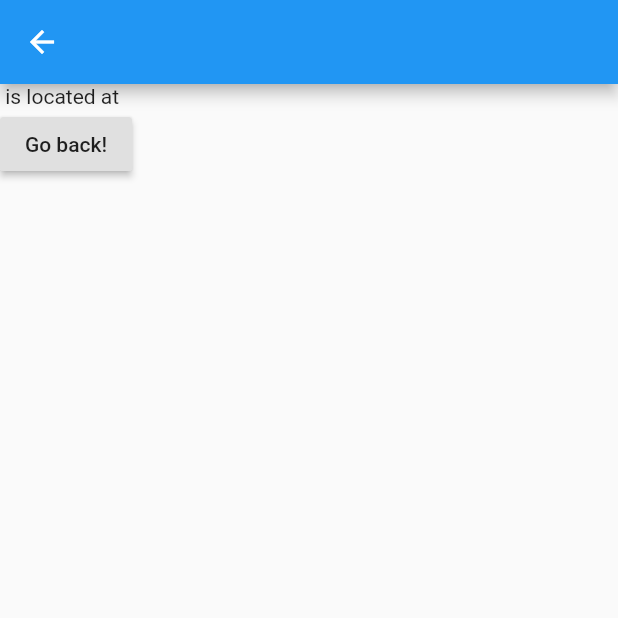
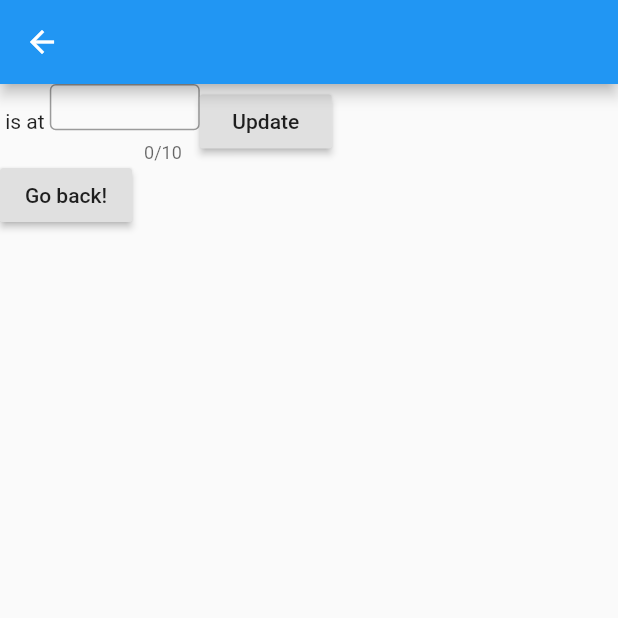
Before and after one commit to aharjati/flutter_test_1, a Flutter app: the SecondPage screen opened directly with empty values, on a phone screen of 412 x 824 dp, the top half of it. Run offline on Flutter 3.47's test engine with Material 2 defaults, Android fonts, the phone set to English and light mode, and no system bars.

Commit message:
add text field and button for edit test

```diff
--- a/lib/main.dart
+++ b/lib/main.dart
@@ -202,9 +202,30 @@ class SecondPage extends StatelessWidget {
       body: Column(children: <Widget>[
         Row(
           children: <Widget>[
-            Text(args.ride.name+" is located at "+args.ride.location)
+            Text(args.ride.name+" is at "),
+            SizedBox(
+              width: 100.0,
+              height: 50.0,
+              child: TextField(
+                obscureText: true,
+                maxLength: 10,
+                decoration: InputDecoration(
+                  border: OutlineInputBorder(),
+                  labelText: args.ride.location,
+                ),
+              )
+            ),
+            RaisedButton(
+              onPressed: () {
+                Navigator.pop(context);
+              },
+              child: Text('Update'),
+            )
+
           ],
+
         ),
+
         Row(
           children: <Widget>[
             Center(
```
